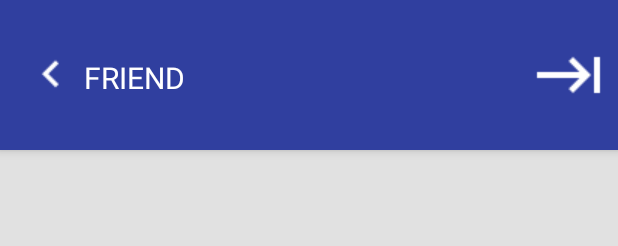
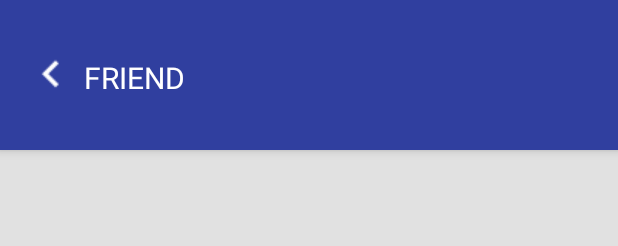
Before and after one commit to wakeugit/palaver, an Android app: the layout activity_palaver_chat.xml on its own in the app's theme, with its tools: preview values and no code run, on a phone screen of 412 x 824 dp. Shown: the top 246 px of the screen. Run offline under Robolectric (Android 15) with nearby library versions, the phone set to English and light mode, and no system bars; network calls fail.

Commit message:
Chat funktioniert, wie erwartet.

```diff
--- a/app/src/main/java/mobile/paluno/de/palaver/controller/PalaverMainActivity.java
+++ b/app/src/main/java/mobile/paluno/de/palaver/controller/PalaverMainActivity.java
@@ -155,9 +155,10 @@ public class PalaverMainActivity extends AppCompatActivity {
 
         SectionsPageAdapter adapter = new SectionsPageAdapter(getSupportFragmentManager());
 
-        adapter.addFragment(new ChatsTabFragment(), "CHATS");
+        adapter.addFragment(new ContactsTabFragment(username, password), "FREUNDE");
 
-        adapter.addFragment(new ContactsTabFragment(username, password), "FREUNDE");
+        adapter.addFragment(new ChatsTabFragment(), "[PLACEHOLDER]");
+
 
         viewPager.setAdapter(adapter);
     }
--- a/app/src/main/java/mobile/paluno/de/palaver/model/Message.java
+++ b/app/src/main/java/mobile/paluno/de/palaver/model/Message.java
@@ -19,7 +19,6 @@ public class Message {
         this.data = data;
 //        this.dateTime = dateTime;
         this.isMine = isMine;
-
     }
 
     public Message(boolean mine){
--- a/app/src/main/res/layout/activity_palaver_chat.xml
+++ b/app/src/main/res/layout/activity_palaver_chat.xml
@@ -53,16 +53,6 @@
                     android:textSize="20dp"
                     app:textAllCaps="true" />
 
-                <Button
-                    android:id="@+id/btAbmelden"
-                    android:layout_width="wrap_content"
-                    android:layout_height="wrap_content"
-                    android:layout_alignRight="@+id/tbTitel"
-                    android:drawableRight="@drawable/ic_keyboard_tab_white_24dp"
-                    android:layout_marginRight="8dp"
-                    android:layout_alignParentRight="true"
-                    android:background="@null"/>
-
             </RelativeLayout>
 
 
@@ -106,6 +96,8 @@
             android:layout_alignParentLeft="true"
             android:layout_alignTop="@+id/button1"
             android:layout_toLeftOf="@+id/sendMessageButton"
+            android:imeActionId="@+id/send"
+            android:imeActionLabel="Send"
             android:layout_weight="0.72"
             android:ems="10"
             android:maxHeight="80dp" />
--- a/app/src/main/res/layout/fragment_chats.xml
+++ b/app/src/main/res/layout/fragment_chats.xml
@@ -4,9 +4,9 @@
     android:layout_height="match_parent">
 
     <ListView
-        android:paddingTop="@dimen/appbar_height"
         android:id="@+id/listChats"
         android:layout_width="wrap_content"
-        android:layout_height="wrap_content"></ListView>
+        android:layout_height="wrap_content"
+        android:paddingTop="@dimen/appbar_height"></ListView>
 
 </LinearLayout>
```
Also changed, not shown: app/src/main/java/mobile/paluno/de/palaver/controller/ChatHistoryActivity.java (+34 -21 lines), app/src/main/java/mobile/paluno/de/palaver/model/ChatAdapter.java (+13 -7 lines).
